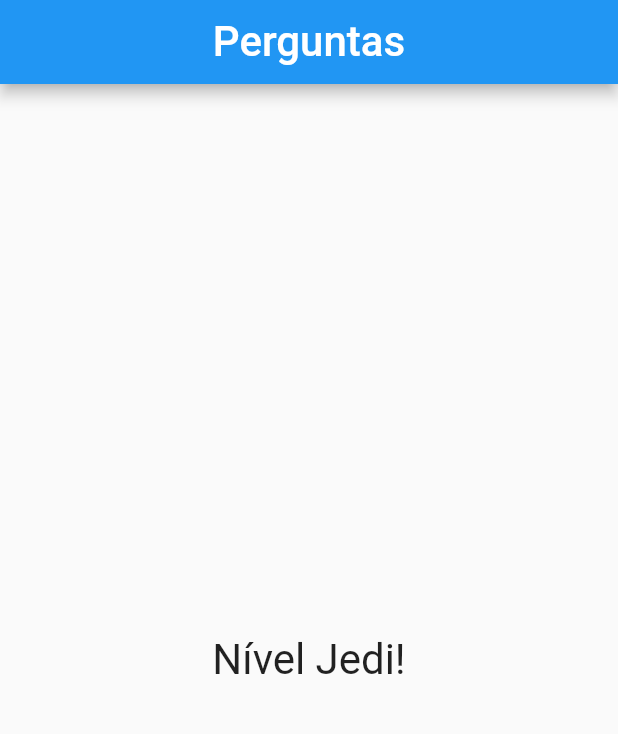
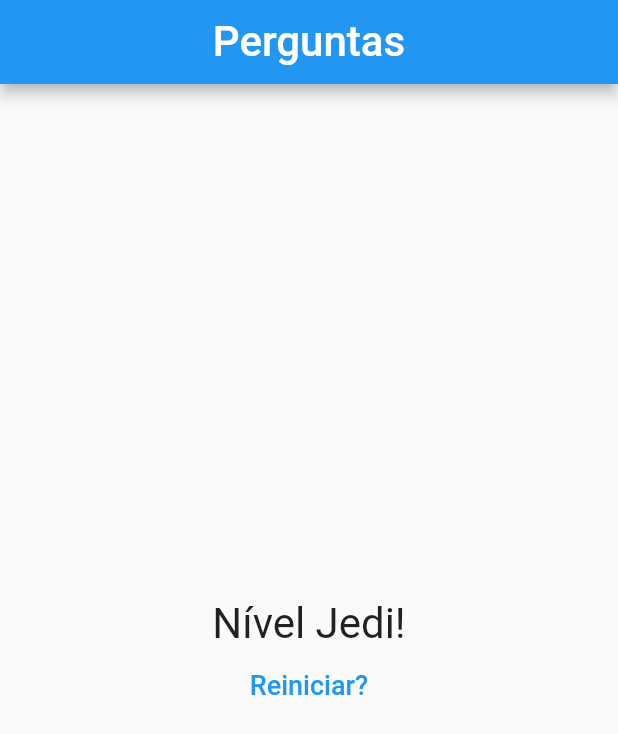
Before and after one commit to nagpaulo/projeto-perguntas, a Flutter app: the screen it shows after launch, after a tap on "Preto", after a tap on "Cobra", after a tap on "Daniel", on a phone screen of 412 x 824 dp. Shown: the top 734 px of the screen. Run offline on Flutter 3.47's test engine with Material 2 defaults, Android fonts, the phone set to English and light mode, and no system bars.

Commit message:
Reiniciando o formulario

```diff
--- a/lib/main.dart
+++ b/lib/main.dart
@@ -56,8 +56,13 @@ class _PerguntaAppState extends State<PerguntaApp> {
         _pontuacaoTotal += pontuacao;
       });
     }
+  }
 
-    print(_pontuacaoTotal);
+  void _reiniciarQuestionario() {
+    setState(() {
+      _perguntaSelecionada = 0;
+      _pontuacaoTotal = 0;
+    });
   }
 
   bool get isQuestionSelected {
@@ -93,7 +98,7 @@ class _PerguntaAppState extends State<PerguntaApp> {
                 perguntas: _perguntas,
                 widget: widget,
               )
-            : Resultado(_pontuacaoTotal),
+            : Resultado(_pontuacaoTotal, _reiniciarQuestionario),
       ),
     );
   }
--- a/lib/resultado.dart
+++ b/lib/resultado.dart
@@ -1,11 +1,11 @@
-import 'package:flutter/src/widgets/container.dart';
-import 'package:flutter/src/widgets/framework.dart';
+import 'package:flutter/material.dart';
 import 'package:flutter/widgets.dart';
 
 class Resultado extends StatelessWidget {
   final int pontuacao;
+  final VoidCallback reloadAnwser;
 
-  const Resultado(this.pontuacao, {super.key});
+  Resultado(this.pontuacao, this.reloadAnwser, {super.key});
 
   String get fraseResultado {
     String result = "Algo de errado, ocorreu!";
@@ -21,15 +21,37 @@ class Resultado extends StatelessWidget {
     return result;
   }
 
+  final ButtonStyle flatButtonStyle = TextButton.styleFrom(
+    foregroundColor: Colors.blue,
+    minimumSize: Size(88, 36),
+    padding: EdgeInsets.symmetric(horizontal: 16.0),
+    shape: const RoundedRectangleBorder(
+      borderRadius: BorderRadius.all(Radius.circular(2.0)),
+    ),
+  );
+
   @override
   Widget build(BuildContext context) {
-    return Center(
-      child: Text(
-        fraseResultado,
-        style: TextStyle(
-          fontSize: 28,
+    return Column(
+      mainAxisAlignment: MainAxisAlignment.center,
+      children: [
+        Center(
+          child: Text(
+            fraseResultado,
+            style: TextStyle(
+              fontSize: 28,
+            ),
+          ),
         ),
-      ),
+        TextButton(
+          style: flatButtonStyle,
+          onPressed: this.reloadAnwser,
+          child: Text(
+            'Reiniciar?',
+            style: TextStyle(fontSize: 18),
+          ),
+        )
+      ],
     );
   }
 }
```
